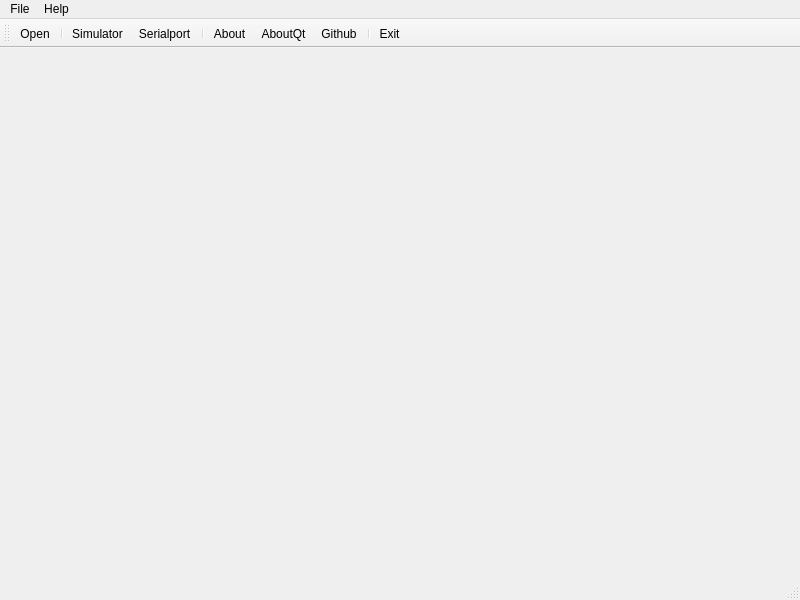
Qt form src/mainwindow.ui (JSSpa/gh-repo-clone-JackeyLea-MindViewer) before a commit.
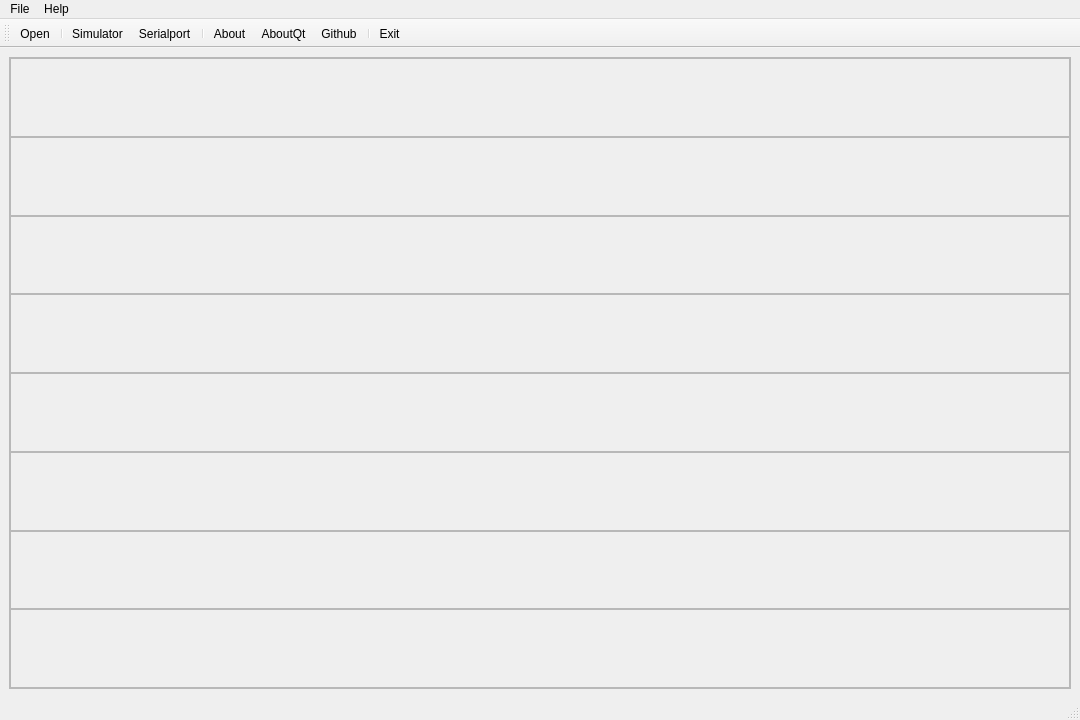
The same form after that commit. Icons and pictures are not drawn.

Commit message: 设置界面布局

The edit to the form file:
```diff
--- a/src/mainwindow.ui
+++ b/src/mainwindow.ui
@@ -6,20 +6,130 @@
    <rect>
     <x>0</x>
     <y>0</y>
-    <width>800</width>
-    <height>600</height>
+    <width>1080</width>
+    <height>720</height>
    </rect>
   </property>
   <property name="windowTitle">
    <string>MainWindow</string>
   </property>
-  <widget class="QWidget" name="centralwidget"/>
+  <widget class="QWidget" name="centralwidget">
+   <layout class="QGridLayout" name="gridLayout_2">
+    <item row="0" column="0">
+     <widget class="QFrame" name="frameEEG">
+      <property name="frameShape">
+       <enum>QFrame::StyledPanel</enum>
+      </property>
+      <property name="frameShadow">
+       <enum>QFrame::Raised</enum>
+      </property>
+      <layout class="QGridLayout" name="gridLayout">
+       <property name="leftMargin">
+        <number>0</number>
+       </property>
+       <property name="topMargin">
+        <number>0</number>
+       </property>
+       <property name="rightMargin">
+        <number>0</number>
+       </property>
+       <property name="bottomMargin">
+        <number>0</number>
+       </property>
+       <property name="spacing">
+        <number>0</number>
+       </property>
+       <item row="1" column="0">
+        <widget class="QFrame" name="frameTheta">
+         <property name="frameShape">
+          <enum>QFrame::StyledPanel</enum>
+         </property>
+         <property name="frameShadow">
+          <enum>QFrame::Raised</enum>
+         </property>
+        </widget>
+       </item>
+       <item row="3" column="0">
+        <widget class="QFrame" name="frameHighAlpha">
+         <property name="frameShape">
+          <enum>QFrame::StyledPanel</enum>
+         </property>
+         <property name="frameShadow">
+          <enum>QFrame::Raised</enum>
+         </property>
+        </widget>
+       </item>
+       <item row="4" column="0">
+        <widget class="QFrame" name="frameLowBeta">
+         <property name="frameShape">
+          <enum>QFrame::StyledPanel</enum>
+         </property>
+         <property name="frameShadow">
+          <enum>QFrame::Raised</enum>
+         </property>
+        </widget>
+       </item>
+       <item row="2" column="0">
+        <widget class="QFrame" name="frameLowAlpha">
+         <property name="frameShape">
+          <enum>QFrame::StyledPanel</enum>
+         </property>
+         <property name="frameShadow">
+          <enum>QFrame::Raised</enum>
+         </property>
+        </widget>
+       </item>
+       <item row="0" column="0">
+        <widget class="QFrame" name="frameDelta">
+         <property name="frameShape">
+          <enum>QFrame::StyledPanel</enum>
+         </property>
+         <property name="frameShadow">
+          <enum>QFrame::Raised</enum>
+         </property>
+        </widget>
+       </item>
+       <item row="5" column="0">
+        <widget class="QFrame" name="frameHighBeta">
+         <property name="frameShape">
+          <enum>QFrame::StyledPanel</enum>
+         </property>
+         <property name="frameShadow">
+          <enum>QFrame::Raised</enum>
+         </property>
+        </widget>
+       </item>
+       <item row="6" column="0">
+        <widget class="QFrame" name="frameLowGamma">
+         <property name="frameShape">
+          <enum>QFrame::StyledPanel</enum>
+         </property>
+         <property name="frameShadow">
+          <enum>QFrame::Raised</enum>
+         </property>
+        </widget>
+       </item>
+       <item row="7" column="0">
+        <widget class="QFrame" name="frameMiddleGamma">
+         <property name="frameShape">
+          <enum>QFrame::StyledPanel</enum>
+         </property>
+         <property name="frameShadow">
+          <enum>QFrame::Raised</enum>
+         </property>
+        </widget>
+       </item>
+      </layout>
+     </widget>
+    </item>
+   </layout>
+  </widget>
   <widget class="QMenuBar" name="menubar">
    <property name="geometry">
     <rect>
      <x>0</x>
      <y>0</y>
-     <width>800</width>
+     <width>1080</width>
      <height>21</height>
     </rect>
    </property>
```
The commit also changes 2 other files.
